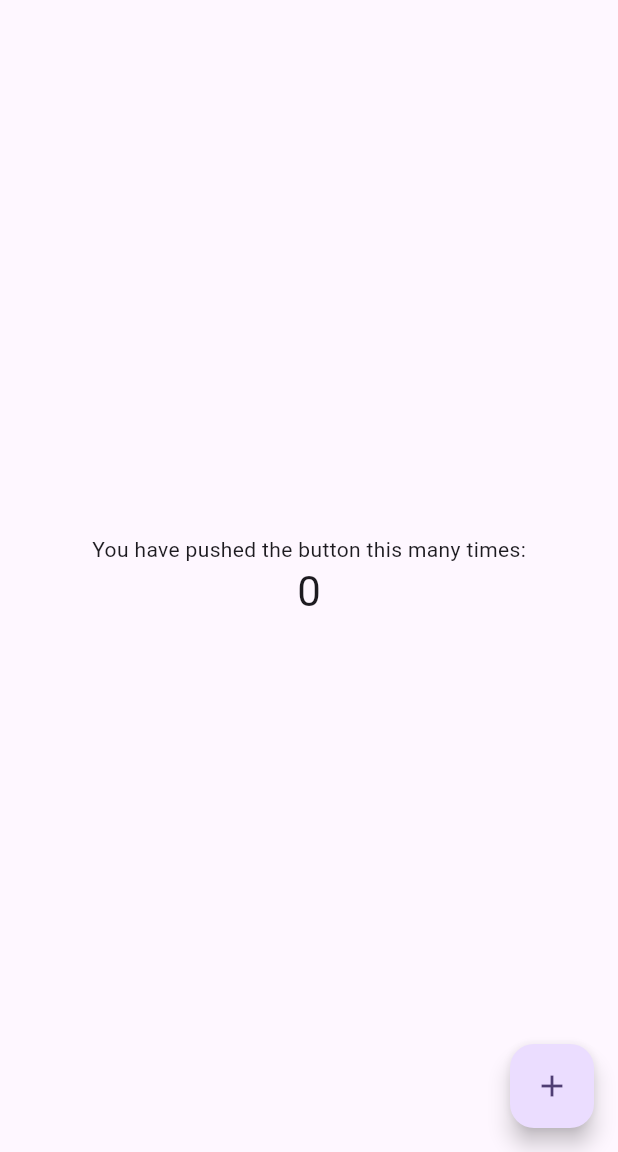
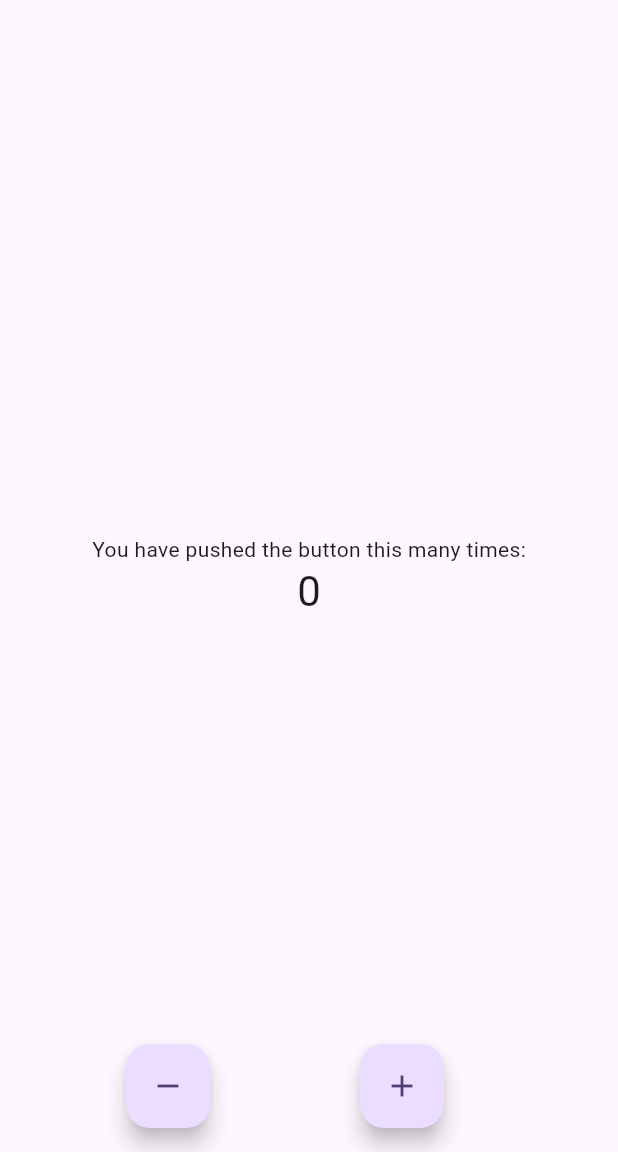
Before and after one commit to nikhilputhumana/learn-flutter, a Flutter app: the screen it shows after launch, on a phone screen of 412 x 824 dp, the part 84-1236 px from its top. Run offline on Flutter 3.47's test engine with Material 2 defaults, Android fonts, the phone set to English and light mode, and no system bars; our stand-ins replace bloc, flutter_bloc.

```diff
--- /dev/null
+++ b/lib/bloc_folder/counter_event.dart
@@ -0,0 +1,8 @@
+part of 'counter_bloc.dart';
+
+@immutable
+sealed class CounterEvent {}
+
+class Increment extends CounterEvent{}
+
+class Decrement extends CounterEvent{}
--- /dev/null
+++ b/lib/bloc_folder/counter_state.dart
@@ -0,0 +1,11 @@
+part of 'counter_bloc.dart';
+
+class CounterState {
+  final int count;
+
+  CounterState({required this.count});
+}
+
+class InitialState extends CounterState {
+  InitialState() : super(count: 0);
+}
--- a/lib/main.dart
+++ b/lib/main.dart
@@ -1,4 +1,6 @@
 import 'package:flutter/material.dart';
+import 'package:learn_bloc/bloc_folder/counter_bloc.dart';
+import 'package:flutter_bloc/flutter_bloc.dart';
 
 void main() {
   runApp(const MyApp());
@@ -9,66 +11,71 @@ class MyApp extends StatelessWidget {
 
   @override
   Widget build(BuildContext context) {
-    return MaterialApp(
+    return BlocProvider(
+      create: (context) => CounterBloc(),
+      child: MaterialApp(
         title: 'Flutter Demo',
         theme: ThemeData(
-
           colorScheme: ColorScheme.fromSeed(seedColor: Colors.deepPurple),
           useMaterial3: true,
         ),
         home: const MyHomePage(title: 'Flutter Demo Home Page'),
+      ),
     );
   }
 }
 
-class MyHomePage extends StatefulWidget {
+class MyHomePage extends StatelessWidget {
   const MyHomePage({super.key, required this.title});
 
   final String title;
 
   @override
-  State<MyHomePage> createState() => _MyHomePageState();
-}
-
-class _MyHomePageState extends State<MyHomePage> {
-  int _counter = 0;
-
-  void _incrementCounter() {
-    setState(() {
-      _counter++;
-    });
-  }
-
-  @override
   Widget build(BuildContext context) {
-
+    print('Build called');
     return Scaffold(
       appBar: AppBar(
-
         backgroundColor: Theme.of(context).colorScheme.inversePrimary,
-
-        title: Text(widget.title),
+        title: Text(title),
       ),
       body: Center(
-
         child: Column(
-
           mainAxisAlignment: MainAxisAlignment.center,
           children: <Widget>[
             const Text(
               'You have pushed the button this many times:',
             ),
-            Text(
-              '$_counter',
+            BlocBuilder<CounterBloc, CounterState>(
+              builder: (context, state) {
+                print('Blocbuilder called');
+                return Text(
+                  '${state.count}',
                   style: Theme.of(context).textTheme.headlineMedium,
+                );
+              },
             ),
           ],
         ),
       ),
-      floatingActionButton: FloatingActionButton(
-        onPressed: _incrementCounter,
+      floatingActionButton: Row(
+        mainAxisAlignment: MainAxisAlignment.spaceEvenly,
+        children: [
+          FloatingActionButton(
+            tooltip: 'Decremennt',
+            onPressed: () {
+              context.read<CounterBloc>().add(Decrement());
+            },
+            child: const Icon(Icons.remove),
+          ),
+          FloatingActionButton(
+            onPressed: () {
+              context.read<CounterBloc>().add(Increment());
+              // BlocProvider.of<CounterBloc>(context).add(Increment());  // <-- CAN USE THIS ALSO INTEAD OF ctx.read()
+            },
             tooltip: 'Increment',
             child: const Icon(Icons.add),
+          ),
+        ],
       ),
     );
   }
```
Also changed, not shown: lib/bloc_folder/counter_bloc.dart (added, +20 -0 lines). Lines whose indentation alone changed are shown as unchanged.
